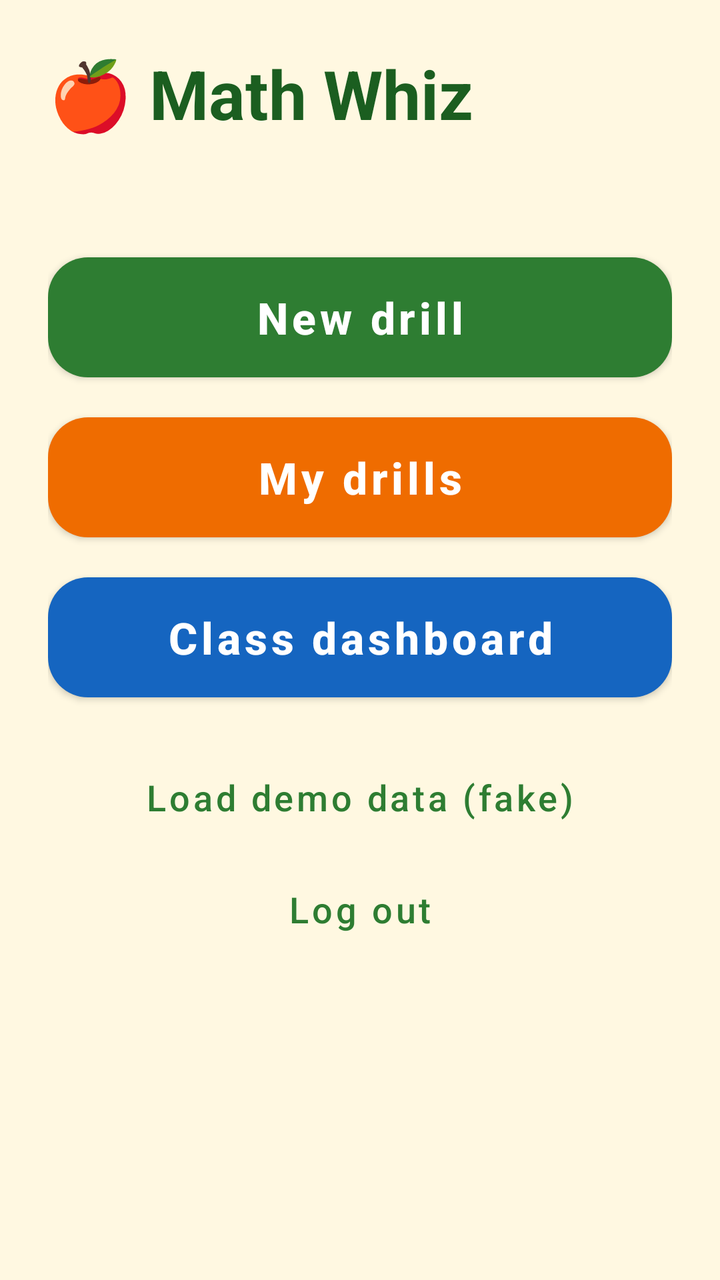
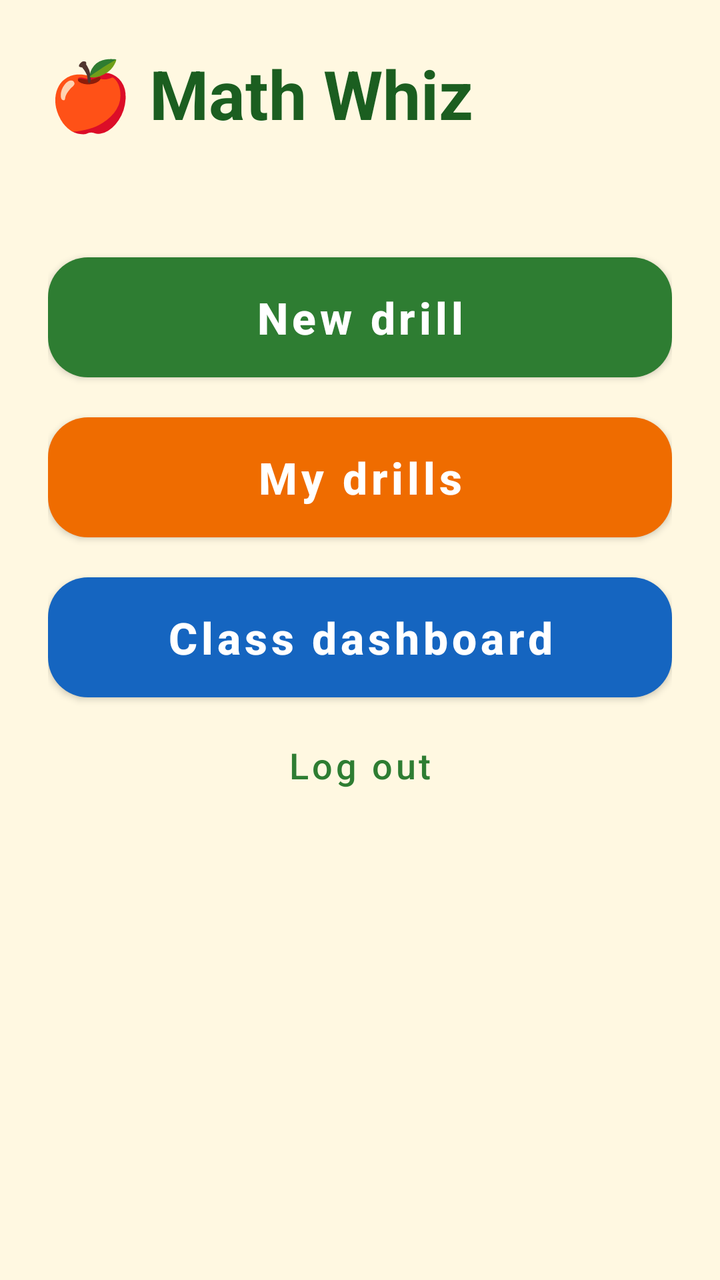

Two renders of the same Android screen: before a commit and after it. Below are the layout's source before the change and the commit's diff.
<!-- AndroidManifest.xml: application theme Theme.MathWhiz -->
<!-- res/layout/activity_home.xml -->
<?xml version="1.0" encoding="utf-8"?>
<ScrollView xmlns:android="http://schemas.android.com/apk/res/android"
    android:layout_width="match_parent"
    android:layout_height="match_parent"
    android:fillViewport="true">

    <LinearLayout
        android:layout_width="match_parent"
        android:layout_height="wrap_content"
        android:orientation="vertical"
        android:padding="24dp">

        <TextView
            style="@style/Text.Title"
            android:layout_width="wrap_content"
            android:layout_height="wrap_content"
            android:text="🍎 Math Whiz" />

        <TextView
            android:id="@+id/tvWelcome"
            style="@style/Text.Body"
            android:layout_width="match_parent"
            android:layout_height="wrap_content"
            android:layout_marginBottom="16dp"
            android:textSize="22sp" />

        <Button
            android:id="@+id/btnNewDrill"
            style="@style/Widget.MathWhiz.Button.Green"
            android:layout_width="match_parent"
            android:layout_height="wrap_content"
            android:text="@string/new_drill" />

        <Button
            android:id="@+id/btnMyDrills"
            style="@style/Widget.MathWhiz.Button.Orange"
            android:layout_width="match_parent"
            android:layout_height="wrap_content"
            android:text="@string/my_drills" />

        <Button
            android:id="@+id/btnDashboard"
            style="@style/Widget.MathWhiz.Button.Blue"
            android:layout_width="match_parent"
            android:layout_height="wrap_content"
            android:text="@string/dashboard" />

        <Button
            android:id="@+id/btnDemo"
            style="@style/Widget.MathWhiz.TextButton"
            android:layout_width="match_parent"
            android:layout_height="wrap_content"
            android:layout_marginTop="16dp"
            android:text="@string/demo_data" />

        <Button
            android:id="@+id/btnLogout"
            style="@style/Widget.MathWhiz.TextButton"
            android:layout_width="match_parent"
            android:layout_height="wrap_content"
            android:text="@string/logout" />
    </LinearLayout>
</ScrollView>
<!-- resources referenced by this layout -->
<resources>
  <string name="dashboard">Class dashboard</string>
  <string name="demo_data">Load demo data (fake)</string>
  <string name="logout">Log out</string>
  <string name="my_drills">My drills</string>
  <string name="new_drill">New drill</string>
  <style name="Text.Body">
          <item name="android:textSize">18sp</item>
          <item name="android:textColor">@color/mw_ink</item>
      </style>
  <style name="Text.Title">
          <item name="android:textSize">34sp</item>
          <item name="android:textStyle">bold</item>
          <item name="android:textColor">@color/mw_green_dark</item>
      </style>
  <style name="Widget.MathWhiz.Button.Blue"><item name="backgroundTint">@color/mw_blue</item></style>
  <style name="Widget.MathWhiz.Button.Green"><item name="backgroundTint">@color/mw_green</item></style>
  <style name="Widget.MathWhiz.Button.Orange"><item name="backgroundTint">@color/mw_orange</item></style>
  <style name="Widget.MathWhiz.TextButton" parent="Widget.MaterialComponents.Button.TextButton">
          <item name="android:textSize">18sp</item>
          <item name="android:textAllCaps">false</item>
          <item name="android:minHeight">56dp</item>
      </style>
  <style name="Theme.MathWhiz" parent="Theme.MaterialComponents.Light.NoActionBar">
          <item name="colorPrimary">@color/mw_green</item>
          <item name="colorPrimaryVariant">@color/mw_green_dark</item>
          <item name="colorOnPrimary">@color/mw_white</item>
          <item name="colorSecondary">@color/mw_orange</item>
          <item name="colorOnSecondary">@color/mw_white</item>
          <item name="android:windowBackground">@color/mw_cream</item>
          <item name="android:statusBarColor">@color/mw_green_dark</item>
          <item name="android:textColor">@color/mw_ink</item>
      </style>
  <color name="mw_ink">#263238</color>
  <color name="mw_green_dark">#1B5E20</color>
  <color name="mw_blue">#1565C0</color>
  <color name="mw_green">#2E7D32</color>
  <color name="mw_orange">#EF6C00</color>
  <color name="mw_white">#FFFFFF</color>
  <color name="mw_cream">#FFF8E1</color>
</resources>

<!-- the commit's change to res/layout/activity_home.xml (unified diff, before → after) -->
@@ -46,14 +46,6 @@
             android:text="@string/dashboard" />
 
         <Button
-            android:id="@+id/btnDemo"
-            style="@style/Widget.MathWhiz.TextButton"
-            android:layout_width="match_parent"
-            android:layout_height="wrap_content"
-            android:layout_marginTop="16dp"
-            android:text="@string/demo_data" />
-
-        <Button
             android:id="@+id/btnLogout"
             style="@style/Widget.MathWhiz.TextButton"
             android:layout_width="match_parent"
<!-- resource entries referenced after the edit -->
@@ -1,7 +1,6 @@
 <!-- resources referenced by this layout -->
 <resources>
   <string name="dashboard">Class dashboard</string>
-  <string name="demo_data">Load demo data (fake)</string>
   <string name="logout">Log out</string>
   <string name="my_drills">My drills</string>
   <string name="new_drill">New drill</string>
